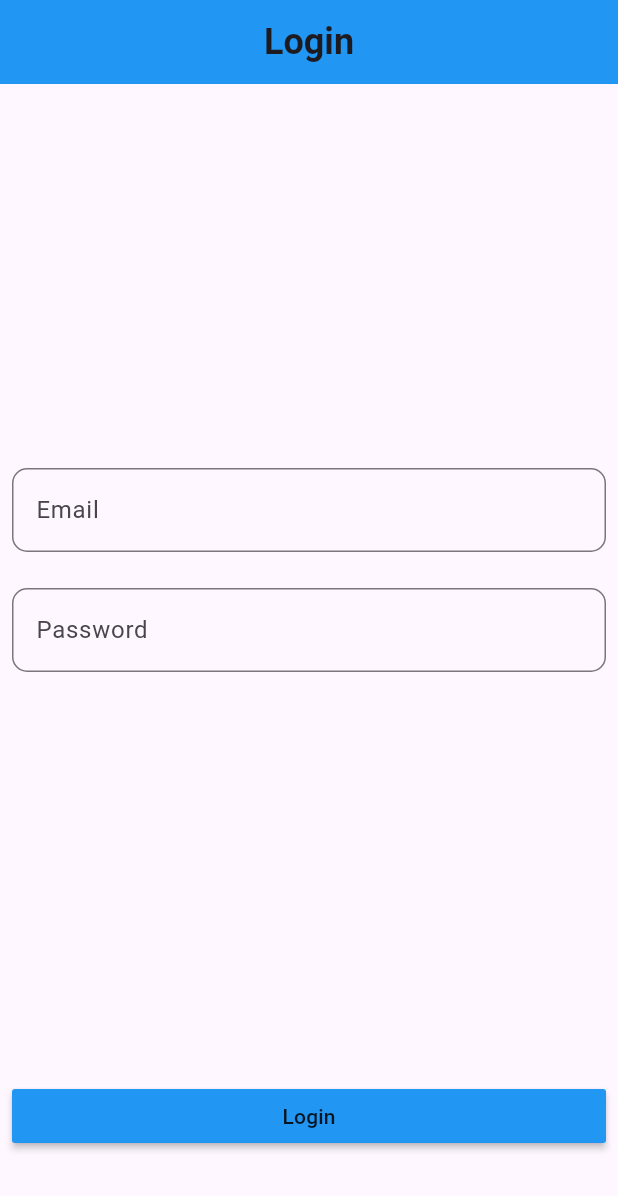
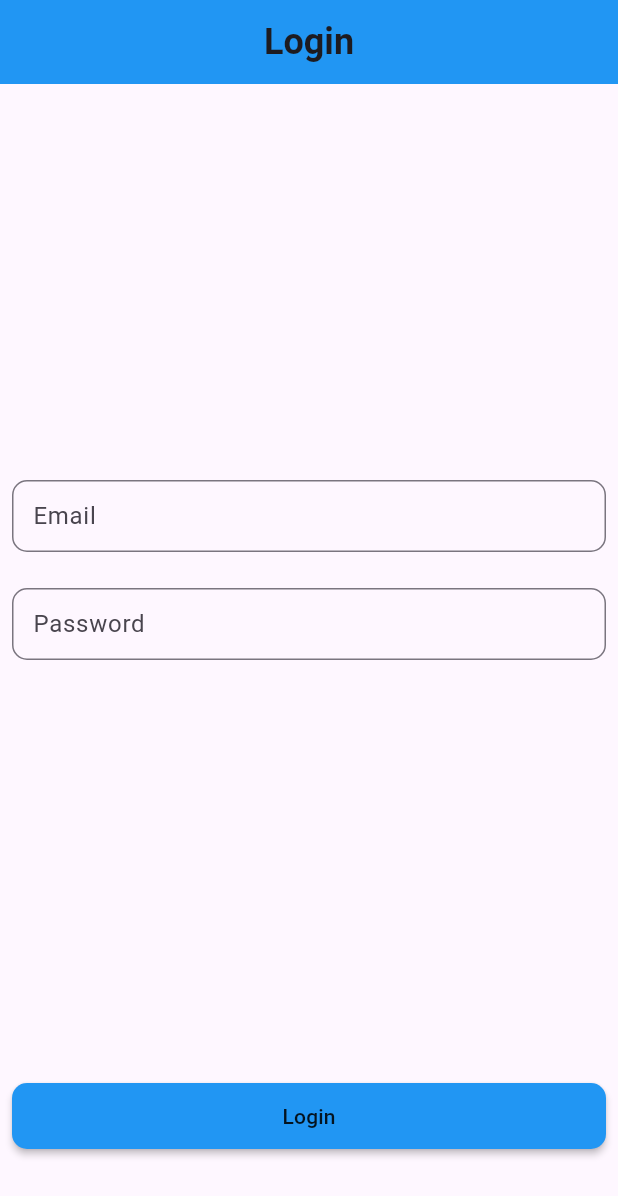
Before and after one commit to VictorJacobi/inverter_control, a Flutter app: the screen it shows after launch, after a tap on "Login", on a phone screen of 412 x 824 dp. Shown: the top 1196 px of the screen. Run offline on Flutter 3.47's test engine with Material 3 defaults, Android fonts, the phone set to English and light mode, and no system bars; our stand-ins replace firebase_auth, firebase_core, firebase_database; missing offline and left inert: circle_progress_bar; accounts and stored records are empty; network calls fail.

Commit message:
initial commit

```diff
--- a/lib/login_screen.dart
+++ b/lib/login_screen.dart
@@ -73,6 +73,7 @@ class _LoginViewState extends State<LoginView> {
                         });
                       },
                       decoration: InputDecoration(
+                          contentPadding: const EdgeInsets.only(left: 10),
                         labelText: 'Email',
                         border: OutlineInputBorder(
                           borderRadius: BorderRadius.circular(10)
@@ -88,6 +89,7 @@ class _LoginViewState extends State<LoginView> {
                           });
                         },
                         decoration: InputDecoration(
+                            contentPadding: const EdgeInsets.only(left: 10),
                             labelText: 'Password',
                             border: OutlineInputBorder(
                                 borderRadius: BorderRadius.circular(10)
@@ -103,12 +105,18 @@ class _LoginViewState extends State<LoginView> {
                         onPressed: () async{
                           await _login(email.trim(), password.trim()).then((value) {
                             if(value!=null){
-                              Navigator.push(context, MaterialPageRoute(builder: (context)=> MyHomeScreen()));
+                              Navigator.push(context, MaterialPageRoute(builder: (context)=> const MyHomeScreen()));
                             }
 
                           });
                       },color: Colors.blue,
-                      child:  const Text('Login'),),
+                        shape: RoundedRectangleBorder(
+                            borderRadius: BorderRadius.circular(10)
+                        ),
+                      child:  const Padding(
+                        padding: EdgeInsets.symmetric(vertical: 12.0),
+                        child:  Text('Login'),
+                      ),),
                     ),
                   ],
                 ),
```
